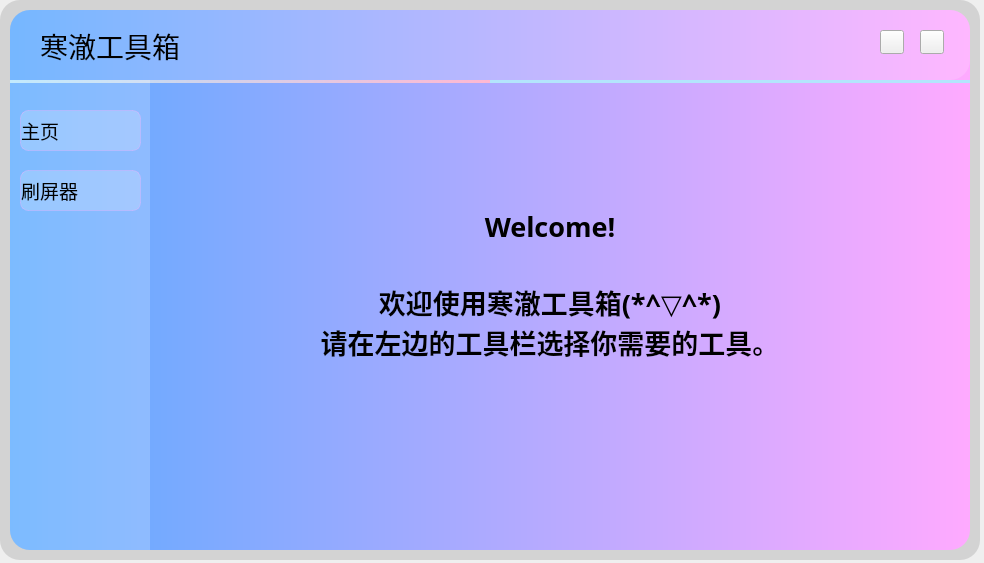
Old version of the form need/NewMainUI.ui in the repository HDILP/HDILP-tools.
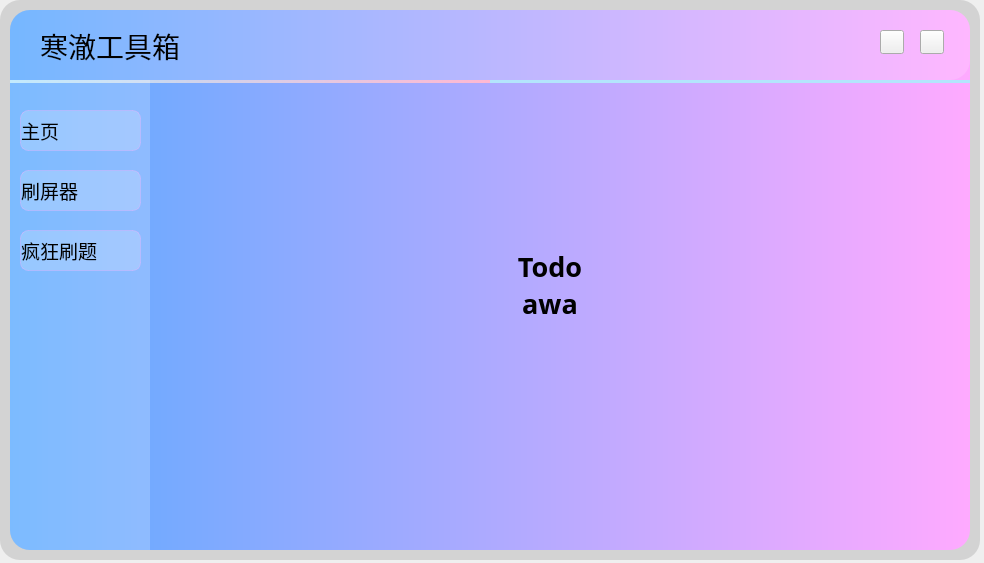
New version of the form. Icons and pictures are not drawn.

```diff
--- a/need/NewMainUI.ui
+++ b/need/NewMainUI.ui
@@ -338,7 +338,7 @@
      <string>线程数</string>
     </property>
     <property name="currentIndex">
-     <number>0</number>
+     <number>2</number>
     </property>
     <widget class="QWidget" name="page">
      <widget class="QLabel" name="label_5">
@@ -432,6 +432,9 @@
          <family>OPlusSans 3.0</family>
         </font>
        </property>
+       <property name="focusPolicy">
+        <enum>Qt::ClickFocus</enum>
+       </property>
        <property name="styleSheet">
         <string notr="true">#pushButton_3{
 background-color: rgba(255, 255, 255,75);
@@ -445,6 +448,9 @@
        <property name="text">
         <string> 刷表情包（连点）</string>
        </property>
+       <property name="autoDefault">
+        <bool>false</bool>
+       </property>
       </widget>
       <widget class="QPushButton" name="pushButton_1">
        <property name="geometry">
@@ -817,13 +823,31 @@
        <rect>
         <x>740</x>
         <y>420</y>
-        <width>42</width>
+        <width>51</width>
         <height>22</height>
        </rect>
       </property>
       <property name="whatsThis">
        <string>线程数</string>
       </property>
+      <property name="styleSheet">
+       <string notr="true">QSpinBox {
+    padding-top: 2px;
+    padding-bottom: 2px;
+	padding-left: 4px;
+    padding-right: 15px;
+    border: 1px solid rgb(235,235,235);
+    border-radius: 3px;
+	/*color: rgb(200,200,200);*/
+    background-color: rgb(235,235,235);
+	selection-color: rgb(235,235,235);
+	selection-background-color: rgb(235,235,235);
+	font-size: 10pt;
+}
+
+
+</string>
+      </property>
       <property name="minimum">
        <number>1</number>
       </property>
@@ -906,6 +930,93 @@
       </property>
      </widget>
     </widget>
+    <widget class="QWidget" name="page_6">
+     <widget class="QLabel" name="label_7">
+      <property name="geometry">
+       <rect>
+        <x>100</x>
+        <y>80</y>
+        <width>600</width>
+        <height>250</height>
+       </rect>
+      </property>
+      <property name="font">
+       <font>
+        <family>OPlusSans 3.0</family>
+        <pointsize>20</pointsize>
+        <weight>75</weight>
+        <bold>true</bold>
+        <underline>false</underline>
+       </font>
+      </property>
+      <property name="styleSheet">
+       <string notr="true">
+border-top-left-radius:20px;
+border-bottom-left-radius:20px;
+border-top-right-radius:20px;
+border-bottom-right-radius:20px;</string>
+      </property>
+      <property name="text">
+       <string>Todo
+awa</string>
+      </property>
+      <property name="textFormat">
+       <enum>Qt::AutoText</enum>
+      </property>
+      <property name="alignment">
+       <set>Qt::AlignCenter</set>
+      </property>
+     </widget>
+    </widget>
+   </widget>
+   <widget class="QPushButton" name="fkst_tools">
+    <property name="geometry">
+     <rect>
+      <x>20</x>
+      <y>230</y>
+      <width>121</width>
+      <height>41</height>
+     </rect>
+    </property>
+    <property name="sizePolicy">
+     <sizepolicy hsizetype="Minimum" vsizetype="Fixed">
+      <horstretch>0</horstretch>
+      <verstretch>0</verstretch>
+     </sizepolicy>
+    </property>
+    <property name="font">
+     <font>
+      <family>OPlusSans 3.0</family>
+      <pointsize>14</pointsize>
+      <italic>false</italic>
+      <kerning>false</kerning>
+     </font>
+    </property>
+    <property name="layoutDirection">
+     <enum>Qt::LeftToRight</enum>
+    </property>
+    <property name="styleSheet">
+     <string notr="true">background-color: rgba(255, 255, 255,50);
+border:1px solid rgba(255, 170, 255, 75);
+border-radius:8px;
+text-align:left</string>
+    </property>
+    <property name="text">
+     <string>疯狂刷题</string>
+    </property>
+    <property name="icon">
+     <iconset resource="NewRes.qrc">
+      <normaloff>:/icons/icons/fkst.png</normaloff>:/icons/icons/fkst.png</iconset>
+    </property>
+    <property name="iconSize">
+     <size>
+      <width>36</width>
+      <height>36</height>
+     </size>
+    </property>
+    <property name="checkable">
+     <bool>false</bool>
+    </property>
    </widget>
    <zorder>label_2</zorder>
    <zorder>label</zorder>
@@ -918,6 +1029,7 @@
    <zorder>close_2</zorder>
    <zorder>title</zorder>
    <zorder>stackedWidget</zorder>
+   <zorder>fkst_tools</zorder>
   </widget>
  </widget>
  <resources>
```
